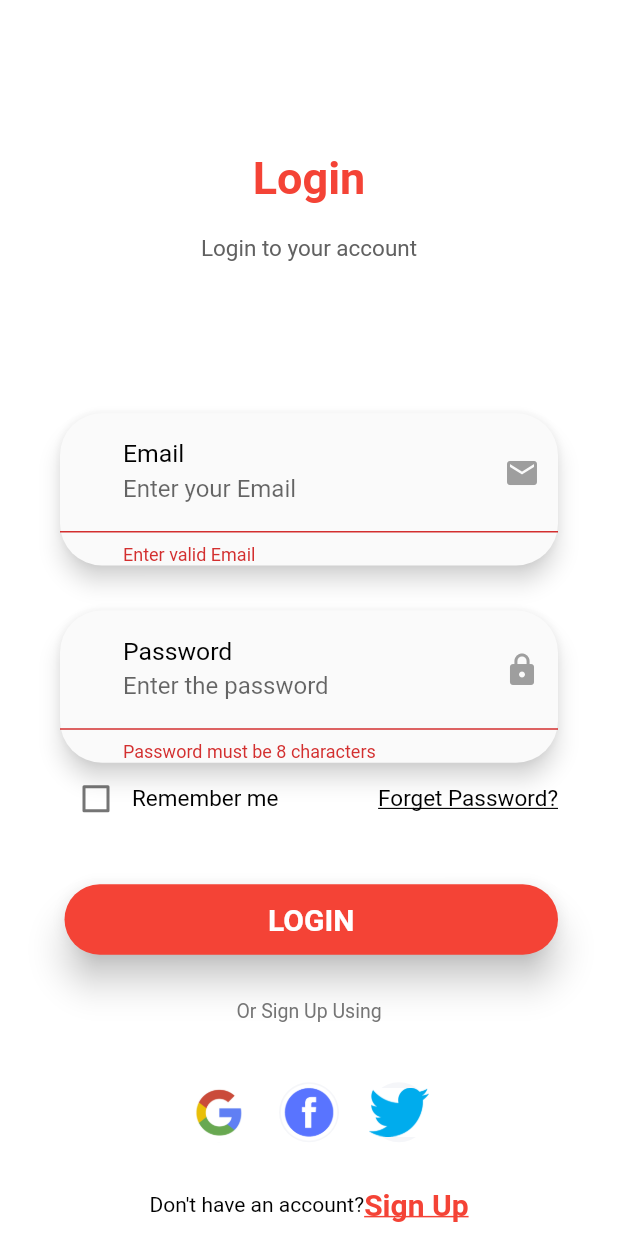
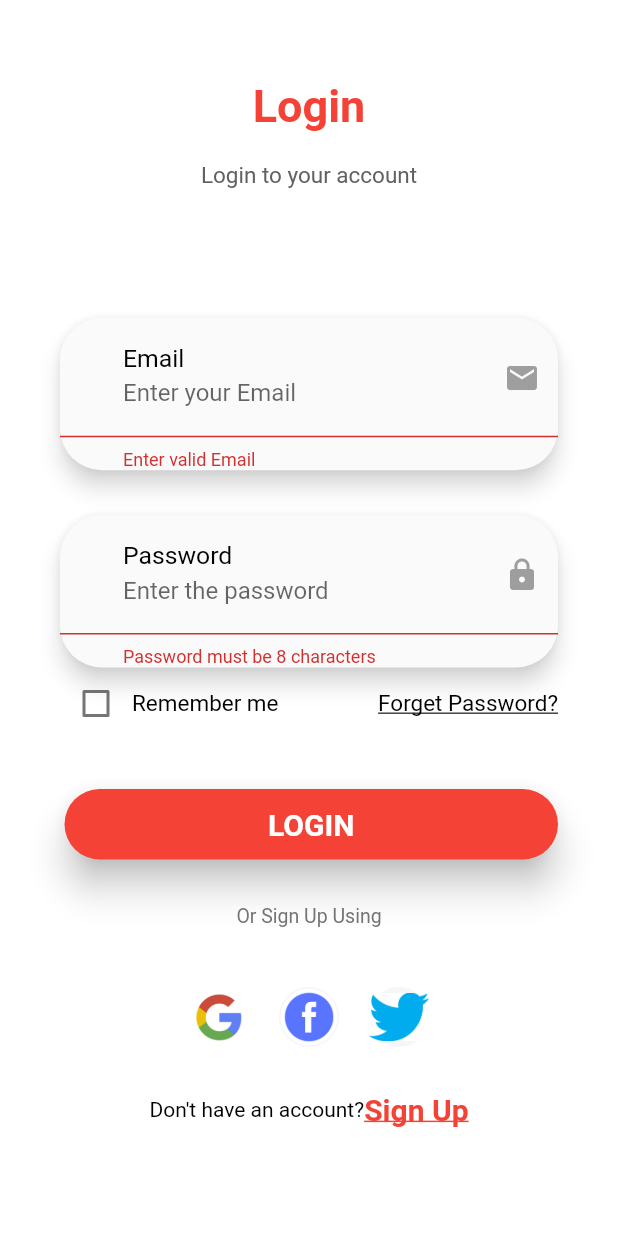
Before and after one commit to laxminagaral/womens-fashion-store, a Flutter app: the screen it shows after launch, after a tap on "LOGIN", on a phone screen of 412 x 824 dp. Run offline on Flutter 3.47's test engine with Material 2 defaults, Android fonts, the phone set to English and light mode, and no system bars; our stand-ins replace firebase_auth, firebase_core, flutter_svg, fluttertoast, simple_animations; missing offline and left inert: edge_alert; accounts and stored records are empty.

Commit message:
Update loginpage.dart

```diff
--- a/lib/loginpage.dart
+++ b/lib/loginpage.dart
@@ -1,3 +1,4 @@
+import 'package:edge_alert/edge_alert.dart';
 import 'package:firebase_auth/firebase_auth.dart';
 import 'package:flutter/material.dart';
 import 'package:flutter_svg/flutter_svg.dart';
@@ -37,11 +38,7 @@ class _LoginPageState extends State<LoginPage> {
     return Scaffold(
       resizeToAvoidBottomInset: false,
       backgroundColor: Colors.white,
-      appBar: AppBar(
-        elevation: 0,
-        brightness: Brightness.light,
-        backgroundColor: Colors.white,
-      ),
+
       body: isLoading
           ? Center(child: CircularProgressIndicator())
           : SingleChildScrollView(
@@ -79,7 +76,7 @@ class _LoginPageState extends State<LoginPage> {
                                 )
                               ],
                             ),
-                            SizedBox(height: 30),
+                            SizedBox(height: 0),
                             Padding(
                               padding: EdgeInsets.symmetric(horizontal: 40),
                               child: Form(
@@ -140,7 +137,7 @@ class _LoginPageState extends State<LoginPage> {
                                       child: TextFormField(
                                         keyboardType: TextInputType.text,
                                         validator: (item) {
-                                          return item.length > 8
+                                          return item.length > 7
                                               ? null
                                               : "Password must be 8 characters";
                                         },
@@ -324,6 +321,8 @@ class _LoginPageState extends State<LoginPage> {
             ),
     );
   }
+
+
     void login() {
     if (formkey.currentState.validate()) {
       setState(() {
@@ -336,7 +335,7 @@ class _LoginPageState extends State<LoginPage> {
         });
 
 
-        Fluttertoast.showToast(msg:"Login Success");
+          EdgeAlert.show(context, title:"Success", description:'You have Logged in Successfully!', gravity: EdgeAlert.BOTTOM, backgroundColor:Colors.green , icon: Icons.check_circle);
 
         Navigator.pushAndRemoveUntil(
             context,
@@ -346,7 +345,9 @@ class _LoginPageState extends State<LoginPage> {
         setState(() {
           isLoading = false;
         });
-        Fluttertoast.showToast(msg: "error" +onError.toString());
+               EdgeAlert.show(context, title:"Error", description:onError.toString(), gravity: EdgeAlert.BOTTOM, backgroundColor:Colors.red, icon: Icons.error);
+
+        // Fluttertoast.showToast(msg: "error" + onError.toString());
       });
     }
   }
```
